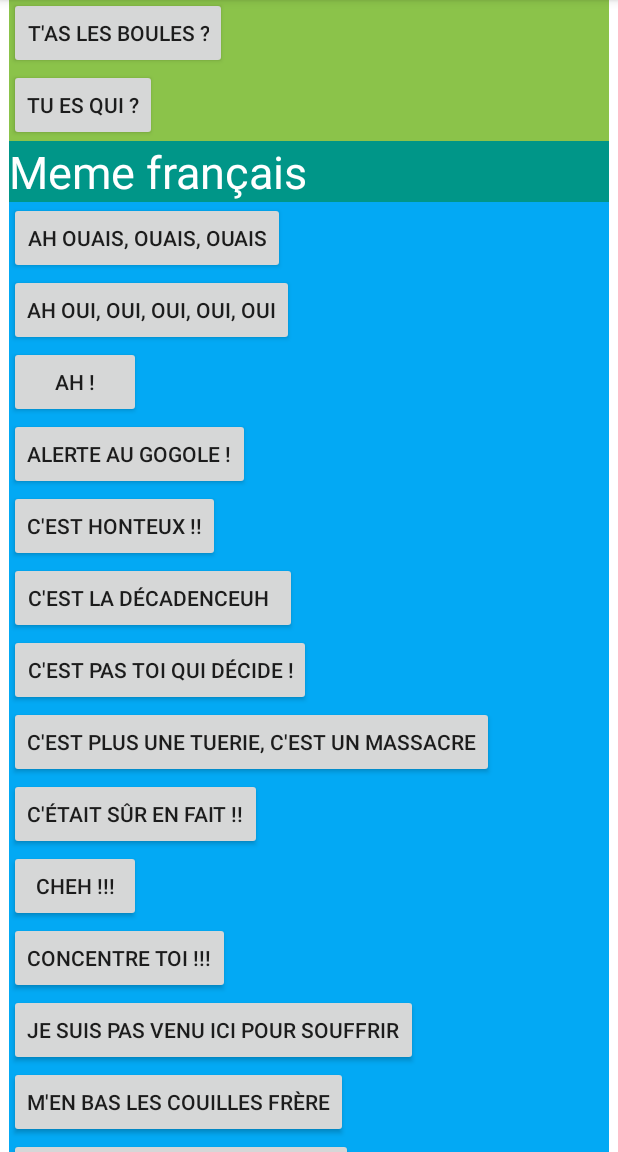
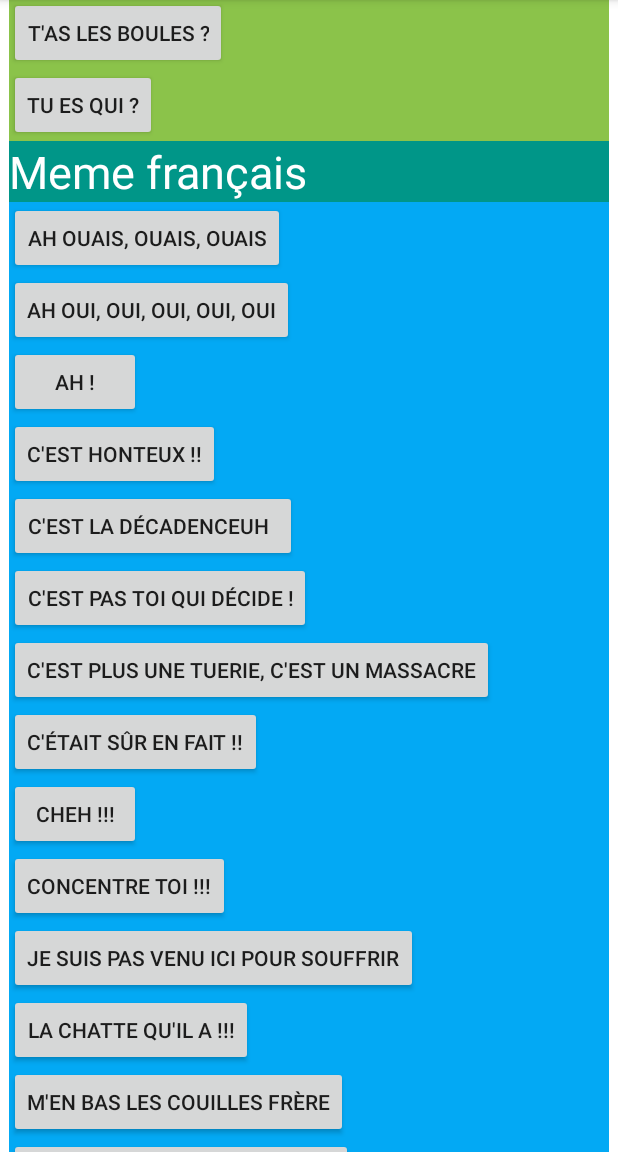
Before and after one commit to KevinD-UP/SoundPool, an Android app: the screen it shows after launch (MainActivity), scrolled down 1612 dp, on a phone screen of 412 x 824 dp, the part 84-1236 px from its top. Run offline under Robolectric (Android 15) with nearby library versions, the phone set to English and light mode, and no system bars.

Commit message:
correction du bug de son

```diff
--- a/app/src/main/java/com/kevin/soundpool/MainActivity.java
+++ b/app/src/main/java/com/kevin/soundpool/MainActivity.java
@@ -17,7 +17,7 @@ public class MainActivity extends AppCompatActivity {
             ,sound69, sound70, sound71,sound72, sound73, sound74, sound75, sound76, sound77, sound78, sound79, sound80, sound81, sound82, sound83, sound84, sound85, sound86
             ,sound87, sound88, sound89, sound90, sound91, sound92, sound93, sound94, sound95, sound96, sound97, sound98, sound99, sound100, sound101, sound102, sound103, sound104
             ,sound105, sound106, sound107, sound108,sound109, sound110, sound111,sound112,sound113, sound114,sound115,sound116,sound117,sound118,sound119,sound120, sound121, sound122
-            ,sound123, sound124, sound125, sound126, sound127, sound128, sound129,sound130, sound131, sound132;
+            ,sound123, sound124, sound125, sound126, sound127, sound128, sound129,sound130, sound131, sound132, sound133, sound134;
 
     @Override
     protected void onCreate(Bundle savedInstanceState) {
@@ -25,7 +25,7 @@ public class MainActivity extends AppCompatActivity {
         setContentView(R.layout.activity_main);
         if (Build.VERSION.SDK_INT >= Build.VERSION_CODES.LOLLIPOP) {
             AudioAttributes audioAttributes = new AudioAttributes.Builder()
-                    .setUsage(AudioAttributes.USAGE_ASSISTANCE_SONIFICATION)
+                    .setUsage(AudioAttributes.USAGE_GAME)
                     .setContentType(AudioAttributes.CONTENT_TYPE_SONIFICATION)
                     .build();
             soundPool = new SoundPool.Builder()
@@ -167,7 +167,8 @@ public class MainActivity extends AppCompatActivity {
         sound130 = soundPool.load(this, R.raw.sound130, 1);
         sound131 = soundPool.load(this, R.raw.sound131, 1);
         sound132 = soundPool.load(this, R.raw.sound132, 1);
-
+        sound133 = soundPool.load(this, R.raw.sound133, 1);
+        sound134 = soundPool.load(this, R.raw.sound134, 1);
     }
     public void playSound(View v) {
         switch (v.getId()) {
@@ -566,7 +567,13 @@ public class MainActivity extends AppCompatActivity {
                 soundPool.play(sound131, 1, 1, 0, 0, 1);
                 break;
             case R.id.button_sound132:
-                soundPool.play(sound131, 1, 1, 0, 0, 1);
+                soundPool.play(sound132, 1, 1, 0, 0, 1);
+                break;
+            case R.id.button_sound133:
+                soundPool.play(sound133, 1, 1, 0, 0, 1);
+                break;
+            case R.id.button_sound134:
+                soundPool.play(sound134, 1, 1, 0, 0, 1);
                 break;
         }
     }
--- a/app/src/main/res/layout/activity_main.xml
+++ b/app/src/main/res/layout/activity_main.xml
@@ -114,7 +114,7 @@
                 android:layout_width="match_parent"
                 android:layout_height="match_parent"
                 android:background="#BE352B"
-                android:text="Meme film"
+                android:text="Meme film et série"
                 android:textColor="#FFFFFF"
                 android:textSize="30sp" />
 
--- a/app/src/main/res/layout/memefrancais.xml
+++ b/app/src/main/res/layout/memefrancais.xml
@@ -33,13 +33,6 @@
                 android:layout_height="wrap_content"
                 android:onClick="playSound"
                 android:text="AH !" />
-
-            <Button
-                android:id="@+id/button_sound102"
-                android:layout_width="wrap_content"
-                android:layout_height="wrap_content"
-                android:onClick="playSound"
-                android:text="Alerte au gogole !" />
 
             <Button
                 android:id="@+id/button_sound13"
@@ -98,6 +91,13 @@
                 android:text="Je suis pas venu ici pour souffrir" />
 
             <Button
+                android:id="@+id/button_sound132"
+                android:layout_width="wrap_content"
+                android:layout_height="wrap_content"
+                android:onClick="playSound"
+                android:text="La chatte qu'il a !!!" />
+
+            <Button
                 android:id="@+id/button_sound57"
                 android:layout_width="wrap_content"
                 android:layout_height="wrap_content"
@@ -147,11 +147,25 @@
                 android:text="PARCE QUE C'EST NOTRE PROJET !!!" />
 
             <Button
+                android:id="@+id/button_sound134"
+                android:layout_width="wrap_content"
+                android:layout_height="wrap_content"
+                android:onClick="playSound"
+                android:text="Qu'une chose à dire, je dis puteuh !" />
+
+            <Button
                 android:id="@+id/button_sound71"
                 android:layout_width="wrap_content"
                 android:layout_height="wrap_content"
                 android:onClick="playSound"
                 android:text="SECOND POTEAU PAVARD !!" />
+
+            <Button
+                android:id="@+id/button_sound133"
+                android:layout_width="wrap_content"
+                android:layout_height="wrap_content"
+                android:onClick="playSound"
+                android:text="Tchoin Tchoin Tchoin" />
 
             <Button
                 android:id="@+id/button_sound99"
@@ -181,12 +195,7 @@
                 android:onClick="playSound"
                 android:text="Wow ! Qu'est-ce que c'est que ce truc" />
 
-            <Button
-                android:id="@+id/button_sound132"
-                android:layout_width="wrap_content"
-                android:layout_height="wrap_content"
-                android:onClick="playSound"
-                android:text="La chatte qu'il a !!!" />
+
 
         </androidx.appcompat.widget.LinearLayoutCompat>
     </androidx.core.widget.NestedScrollView>
```
Also changed, not shown: app/src/main/res/layout/memeanime.xml (+14 -0 lines), app/src/main/res/layout/memefilm.xml (+20 -0 lines), app/src/main/res/layout/memeinter.xml (+1 -27 lines), 2 other files.
